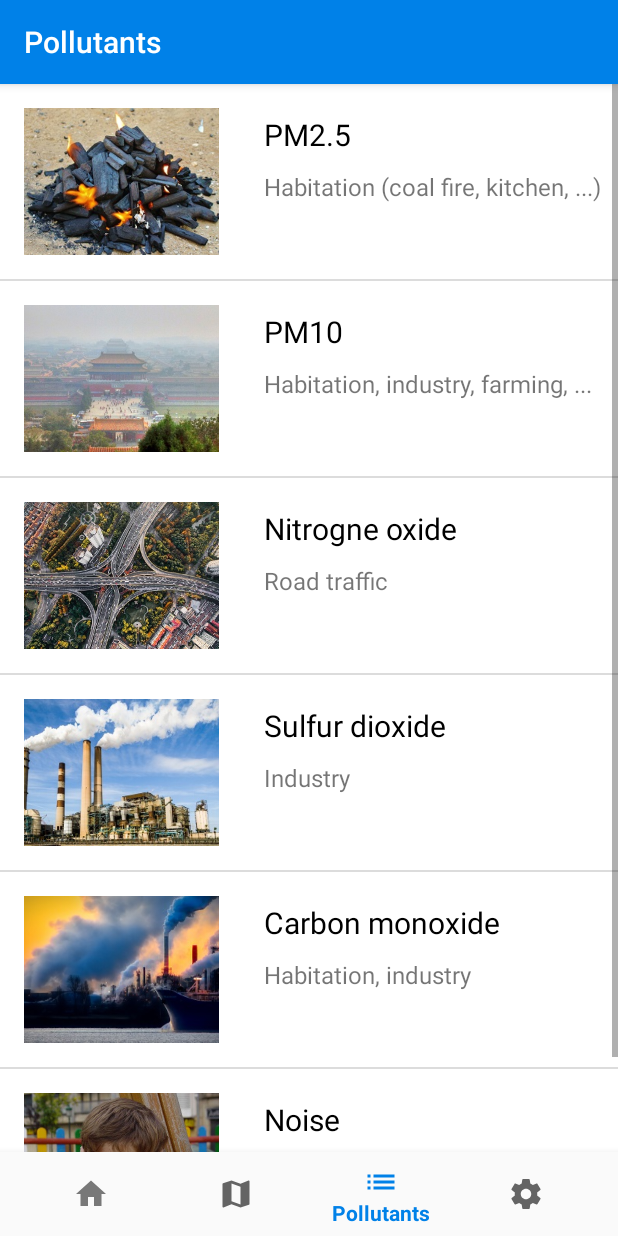
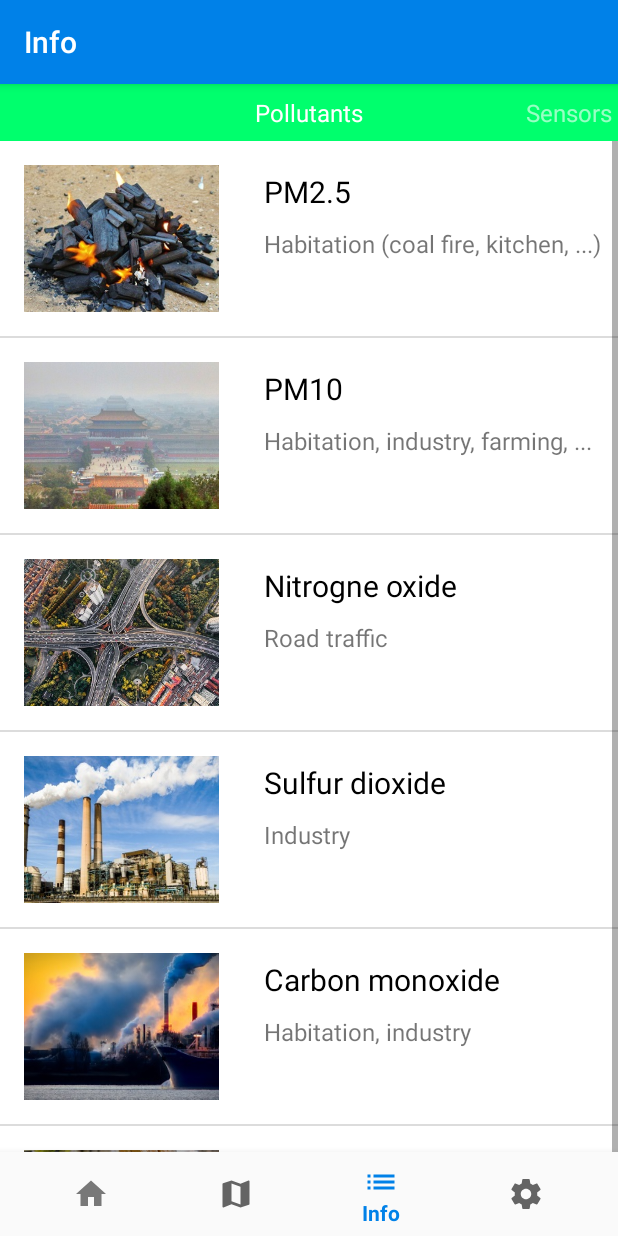
Before and after one commit to ClearSkyPollutions/Android, an Android app: the screen it shows after launch (MainActivity), item 3 of the bottom bar chosen, on a phone screen of 412 x 824 dp. Run offline under Robolectric (Android 15) with nearby library versions, the phone set to English and light mode, and no system bars; our stand-ins replace Volley; libraries missing offline, so code that uses them is left out: com.github.mikephil.charting, io.realm, org.osmdroid.api, org.osmdroid.config, org.osmdroid.tileprovider and 2 more; network calls fail; 14 statements that could not run were skipped.

Commit message:
List sensors, backtrace

```diff
--- a/app/build.gradle
+++ b/app/build.gradle
@@ -53,7 +53,6 @@ android {
 dependencies {
     implementation fileTree(dir: 'libs', include: ['*.jar'])
     implementation 'com.android.support:appcompat-v7:27.1.1'
-    implementation 'com.android.support.constraint:constraint-layout:1.1.0'
     implementation 'com.android.support:support-v4:27.1.1'
     implementation 'com.google.android.gms:play-services-plus:15.0.1'
     implementation 'com.android.support:design:27.1.1'
@@ -65,6 +64,6 @@ dependencies {
     implementation 'android.arch.lifecycle:extensions:1.1.1'
     implementation 'com.android.support:cardview-v7:27.1.1'
     implementation 'com.github.PhilJay:MPAndroidChart:v3.0.3'
-    implementation 'com.android.support.constraint:constraint-layout:1.1.0'
+    implementation 'com.android.support.constraint:constraint-layout:1.1.2'
     implementation 'org.osmdroid:osmdroid-android:6.0.1'
 }
--- a/app/src/main/java/com/example/android/activities/MainActivity.java
+++ b/app/src/main/java/com/example/android/activities/MainActivity.java
@@ -15,6 +15,7 @@ import android.widget.Button;
 import android.widget.Toast;
 
 import com.example.android.fragments.HomeFragment;
+import com.example.android.fragments.InfoFragment;
 import com.example.android.fragments.ListPollutantsFragment;
 import com.example.android.fragments.MapFragment;
 import com.example.android.fragments.SettingsFragment;
@@ -44,9 +45,9 @@ public class MainActivity extends AppCompatActivity {
                     //If the app has not the permission then asking for the permission
                     requestStoragePermission();
                     break;
-                case R.id.navigation_pollutants:
-                    selectedFragment = new ListPollutantsFragment();
-                    setTitle(R.string.title_pollutants);
+                case R.id.navigation_info:
+                    selectedFragment = new InfoFragment();
+                    setTitle(R.string.title_info);
                     break;
                 case R.id.navigation_settings:
                     selectedFragment = new SettingsFragment();
@@ -76,6 +77,7 @@ public class MainActivity extends AppCompatActivity {
         getSupportFragmentManager()
                 .beginTransaction()
                 .replace(R.id.fragment_container, fragment)
+                .addToBackStack(null)
                 .commit();
     }
 
--- a/app/src/main/java/com/example/android/adapters/ChartItemAdapter.java
+++ b/app/src/main/java/com/example/android/adapters/ChartItemAdapter.java
@@ -4,6 +4,7 @@ import android.arch.lifecycle.LifecycleOwner;
 import android.arch.lifecycle.MutableLiveData;
 import android.content.Context;
 import android.graphics.Color;
+import android.support.v7.widget.RecyclerView;
 import android.util.Log;
 import android.view.LayoutInflater;
 import android.view.View;
@@ -59,21 +60,15 @@ public class ChartItemAdapter extends BaseAdapter{
 
     @Override
     public View getView(int position, View convertView, ViewGroup parent) {
+
         int backgroundColor =  Color.WHITE;
         int textColor = R.color.primaryTextColor;
         Chart chart = mDataModel.charts.get(position);
         String type = chart.getType();
-        Log.d("mData", mDataModel.charts.get(position).getType());
+
         if (convertView == null) {
-            Log.d("mData2", mDataModel.charts.get(position).getType() + " p " + position);
-            final LayoutInflater layoutInflater = LayoutInflater.from(mContext);
-            convertView = layoutInflater.inflate(R.layout.activity_chart_item_adapter, null);
+            convertView = LayoutInflater.from(mContext).inflate(R.layout.activity_chart_item_adapter, parent, false);
 
-            // Init FrameLayout
-            /*if(position < mChartCardFront.size()) {
-                mChartCardFront.remove(position);
-                mChartCardBack.remove(position);
-            }*/
             mChartCardFront.add(position, convertView.findViewById(R.id.chart_card_front));
             mChartCardBack.add(position, convertView.findViewById(R.id.chart_card_back));
             mButtonDelete = convertView.findViewById(R.id.buttonDelete);
--- a/app/src/main/java/com/example/android/adapters/PollutantItemAdapter.java
+++ b/app/src/main/java/com/example/android/adapters/PollutantItemAdapter.java
@@ -36,7 +36,6 @@ public class PollutantItemAdapter extends ArrayAdapter<Pollutant> {
         pollutant_name.setText(pollutant.getName());
         pollutant_source.setText(pollutant.getSource());
 
-
         return convertView;
     }
 
--- /dev/null
+++ b/app/src/main/java/com/example/android/fragments/InfoFragment.java
@@ -0,0 +1,89 @@
+package com.example.android.fragments;
+
+import android.os.Bundle;
+import android.support.annotation.NonNull;
+import android.support.annotation.Nullable;
+import android.support.v4.app.Fragment;
+import android.support.v4.app.FragmentManager;
+import android.support.v4.app.FragmentStatePagerAdapter;
+import android.support.v4.view.PagerTitleStrip;
+import android.support.v4.view.ViewPager;
+import android.util.Log;
+import android.util.TypedValue;
+import android.view.LayoutInflater;
+import android.view.View;
+import android.view.ViewGroup;
+
+import com.example.android.activities.R;
+
+public class InfoFragment extends Fragment {
+    static int num_pages = 2;
+    static final int POLLUTANT_NUM = 0;
+    static final int SENSOR_NUM = 1;
+    InfoAdapter mAdapter;
+    View infoView;
+    ViewPager pager;
+
+    @Override
+    public void onCreate(Bundle savedInstanceState){
+        super.onCreate(savedInstanceState);
+        mAdapter = new InfoAdapter(getFragmentManager());
+    }
+
+    @Override
+    public void onPause(){
+        num_pages = 0;
+        mAdapter.notifyDataSetChanged();
+        super.onPause();
+    }
+
+    @Override
+    public View onCreateView(@NonNull LayoutInflater inflater, @Nullable ViewGroup container,
+                             Bundle savedInstanceState) {
+        num_pages = 2;
+        infoView = inflater.inflate(R.layout.fragment_info, container, false);
+
+        pager = infoView.findViewById(R.id.pager);
+
+        PagerTitleStrip mTitle = infoView.findViewById(R.id.pager_title_strip);
+        mTitle.setTextSize(TypedValue.COMPLEX_UNIT_SP, 16);
+        pager.setAdapter(mAdapter);
+        pager.setCurrentItem(0);
+
+        return infoView;
+    }
+
+    public static class InfoAdapter extends FragmentStatePagerAdapter {
+        public InfoAdapter(FragmentManager fm) {
+            super(fm);
+        }
+
+        @Override
+        public int getCount() {
+            return num_pages;
+        }
+
+        @Override
+        public Fragment getItem(int position) {
+            switch(position){
+                case POLLUTANT_NUM:
+                    return ListPollutantsFragment.newInstance(position);
+                case SENSOR_NUM:
+                    return ListSensorsFragment.newInstance(position);
+            }
+            return null;
+        }
+
+        @Override
+        public CharSequence getPageTitle(int position){
+            switch(position){
+                case POLLUTANT_NUM:
+                    return "Pollutants";
+                case SENSOR_NUM:
+                    return "Sensors";
+            }
+            return null;
+        }
+    }
+
+}
--- a/app/src/main/java/com/example/android/fragments/ListPollutantsFragment.java
+++ b/app/src/main/java/com/example/android/fragments/ListPollutantsFragment.java
@@ -1,5 +1,6 @@
 package com.example.android.fragments;
 
+import android.support.annotation.NonNull;
 import android.support.annotation.Nullable;
 import android.support.v4.app.Fragment;
 import android.os.Bundle;
@@ -24,17 +25,27 @@ public class ListPollutantsFragment extends Fragment {
 
     ArrayList<Pollutant> listPollutant= new ArrayList<>();
 
+    static ListPollutantsFragment newInstance(int num) {
+        ListPollutantsFragment f = new ListPollutantsFragment();
+
+        // Supply num input as an argument.
+        Bundle args = new Bundle();
+        args.putInt("num", num);
+        f.setArguments(args);
+
+        return f;
+    }
 
     @Nullable
     @Override
-    public View onCreateView(LayoutInflater inflater, @Nullable ViewGroup container, @Nullable Bundle savedInstanceState) {
+    public View onCreateView(@NonNull LayoutInflater inflater, @Nullable ViewGroup container, @Nullable Bundle savedInstanceState) {
 
-        View rootView= inflater.inflate(R.layout.fragment_list_pollutants, container, false);
+        View rootView = inflater.inflate(R.layout.fragment_list_pollutants, container, false);
         // Construct the data source
-        listPollutant = getPollutantsData();
+        getPollutantsData();
 
         // Create the adapter to convert the array to views
-        PollutantItemAdapter pollutantAdapter = new PollutantItemAdapter(getActivity(), listPollutant);
+        PollutantItemAdapter pollutantAdapter = new PollutantItemAdapter(getContext(), listPollutant);
 
         // Attach the adapter to the ListView
         ListView listView = rootView.findViewById(R.id.listPollutantView);
@@ -57,8 +68,8 @@ public class ListPollutantsFragment extends Fragment {
     }
 
 
-    private ArrayList<Pollutant> getPollutantsData() {
-        String json = JsonReaderHelper.loadJSONFromAsset("pollutants.json", getActivity());
+    private void getPollutantsData() {
+        String json = JsonReaderHelper.loadJSONFromAsset("pollutants.json", getContext());
 
         try {
             JSONObject obj = new JSONObject(json);
@@ -84,6 +95,5 @@ public class ListPollutantsFragment extends Fragment {
         } catch (JSONException e) {
             e.printStackTrace();
         }
-        return listPollutant;
     }
 }
--- /dev/null
+++ b/app/src/main/java/com/example/android/fragments/ListSensorsFragment.java
@@ -0,0 +1,106 @@
+package com.example.android.fragments;
+
+import android.os.Bundle;
+import android.support.annotation.NonNull;
+import android.support.annotation.Nullable;
+import android.support.v4.app.Fragment;
+import android.util.Log;
+import android.view.LayoutInflater;
+import android.view.View;
+import android.view.ViewGroup;
+import android.widget.ArrayAdapter;
+import android.widget.ImageView;
+import android.widget.ListView;
+import android.widget.TextView;
+
+import com.example.android.activities.R;
+import com.example.android.helpers.AlertDialogHelper;
+import com.example.android.helpers.JsonReaderHelper;
+import com.example.android.models.Sensor;
+
+import org.json.JSONArray;
+import org.json.JSONException;
+import org.json.JSONObject;
+
+import java.util.ArrayList;
+
+public class ListSensorsFragment extends Fragment {
+
+    ArrayList<Sensor> listSensors = new ArrayList<>();
+
+    static ListSensorsFragment newInstance(int num) {
+        return new ListSensorsFragment();
+    }
+
+    @Nullable
+    @Override
+    public View onCreateView(LayoutInflater inflater, @Nullable ViewGroup container, @Nullable Bundle savedInstanceState) {
+
+        View rootView = inflater.inflate(R.layout.fragment_list_sensors, container, false);
+
+        getSensorsData();
+
+        // Create an adapter class extending ArrayAdapter :
+        ArrayAdapter<Sensor> adapter = new ArrayAdapter<Sensor>(getContext(), R.layout.item_adapter_sensor, listSensors) {
+
+            @NonNull
+            @Override
+            public View getView(int position, View convertView, @NonNull ViewGroup parent) {
+                Sensor sensor = getItem(position);
+
+                if (convertView == null) {
+                    convertView = LayoutInflater.from(getContext()).inflate(R.layout.item_adapter_sensor, parent, false);
+                }
+
+                ImageView sensor_image = convertView.findViewById(R.id.sensor_img);
+                TextView sensor_name = convertView.findViewById(R.id.sensor_name);
+                TextView sensor_desc = convertView.findViewById(R.id.sensor_smalldesc);
+
+                sensor_image.setImageResource(sensor.getImage());
+                sensor_name.setText(sensor.getName());
+                sensor_desc.setText(sensor.getSmalldesc());
+
+                return convertView;
+            }
+        };
+
+        // Attach the adapter to the ListView
+        ListView listView = rootView.findViewById(R.id.listSensorsView);
+        listView.setAdapter(adapter);
+
+
+        listView.setOnItemClickListener((parent, view, position, id) -> AlertDialogHelper.createOkAlertDialog(
+                listSensors.get(position).getName(),
+                listSensors.get(position).getDesc(),
+                getActivity()).show());
+
+        return rootView;
+    }
+
+    private void getSensorsData() {
+        String json = JsonReaderHelper.loadJSONFromAsset("sensors.json", getContext());
+
+        try {
+            JSONObject obj = new JSONObject(json);
+            // Get JSON Array node
+            JSONArray sensorsArray = obj.getJSONArray("sensors");
+
+            for (int i = 0; i < sensorsArray.length(); i++) {
+                JSONObject jObj = sensorsArray.getJSONObject(i);
+                Sensor s = new Sensor(jObj.getString("name"),
+                        jObj.getString("desc"),
+                        jObj.getString("smalldesc"),
+                        getResources().getIdentifier(
+                                jObj.getString("image"),
+                                "drawable",
+                                getActivity().getPackageName()));
+
+                //Add object to ArrayList
+                listSensors.add(s);
+            }
+        } catch (JSONException e) {
+            e.printStackTrace();
+        }
+    }
+
+}
--- /dev/null
+++ b/app/src/main/java/com/example/android/models/Sensor.java
@@ -0,0 +1,29 @@
+package com.example.android.models;
+
+public class Sensor {
+    private String name;
+    private String desc;
+    private String smalldesc;
+    private int image;
+
+    public Sensor(String name, String desc, String smalldesc, int image) {
+        this.name = name;
+        this.desc = desc;
+        this.smalldesc = smalldesc;
+        this.image = image;
+    }
+
+    public String getName() {
+        return name;
+    }
+
+    public String getDesc() {
+        return desc;
+    }
+
+    public String getSmalldesc() { return smalldesc; }
+
+    public int getImage() {
+        return image;
+    }
+}
--- /dev/null
+++ b/app/src/main/res/layout/fragment_info.xml
@@ -0,0 +1,20 @@
+<android.support.v4.view.ViewPager
+    xmlns:android="http://schemas.android.com/apk/res/android"
+    xmlns:tools="http://schemas.android.com/tools"
+    android:id="@+id/pager"
+    android:layout_width="match_parent"
+    android:layout_height="match_parent">
+
+    <android.support.v4.view.PagerTitleStrip
+        android:id="@+id/pager_title_strip"
+        android:layout_width="match_parent"
+        android:layout_height="wrap_content"
+        android:layout_gravity="top"
+        android:background="@color/secondaryColor"
+        android:paddingBottom="8dp"
+        android:paddingLeft="4dp"
+        android:paddingRight="4dp"
+        android:paddingTop="8dp"
+        android:textColor="#fff" />
+
+</android.support.v4.view.ViewPager>
--- a/app/src/main/res/menu/navigation.xml
+++ b/app/src/main/res/menu/navigation.xml
@@ -12,9 +12,9 @@
         android:title="@string/title_map" />
 
     <item
-        android:id="@+id/navigation_pollutants"
+        android:id="@+id/navigation_info"
         android:icon="@drawable/ic_list_black_24dp"
-        android:title="@string/title_pollutants" />
+        android:title="@string/title_info" />
 
     <item
         android:id="@+id/navigation_settings"
--- a/app/src/main/res/values/strings.xml
+++ b/app/src/main/res/values/strings.xml
@@ -22,7 +22,7 @@
     <string name="title_home">Home</string>
     <string name="title_settings">Settings</string>
     <string name="title_map">Map</string>
-    <string name="title_pollutants">Pollutants</string>
+    <string name="title_info">Info</string>
     <string name="frag_cardNames">Sensors Settings</string>
     <string name="frequency">Frequency</string>
     <string name="unitfrequency">measurement/min</string>
--- a/app/src/main/res/values/styles.xml
+++ b/app/src/main/res/values/styles.xml
@@ -13,6 +13,7 @@
         <item name="windowNoTitle">true</item>
     </style>
 
+
     <style name="AppTheme.AppBarOverlay" parent="ThemeOverlay.AppCompat.Dark.ActionBar" />
 
     <style name="AppTheme.PopupOverlay" parent="ThemeOverlay.AppCompat.Light" />
```
Also changed, not shown: app/src/main/assets/sensors.json (added, +23 -0 lines), app/src/main/java/com/example/android/fragments/HomeFragment.java (+1 -10 lines), app/src/main/res/layout/fragment_list_sensors.xml (added, +22 -0 lines), app/src/main/res/layout/item_adapter_sensor.xml (added, +55 -0 lines), app/src/main/res/drawable/dht22.jpg (added), app/src/main/res/drawable/icon_circle_250px.png (added), app/src/main/res/drawable/mq2.jpg (added), app/src/main/res/drawable/sds011.png (added).
